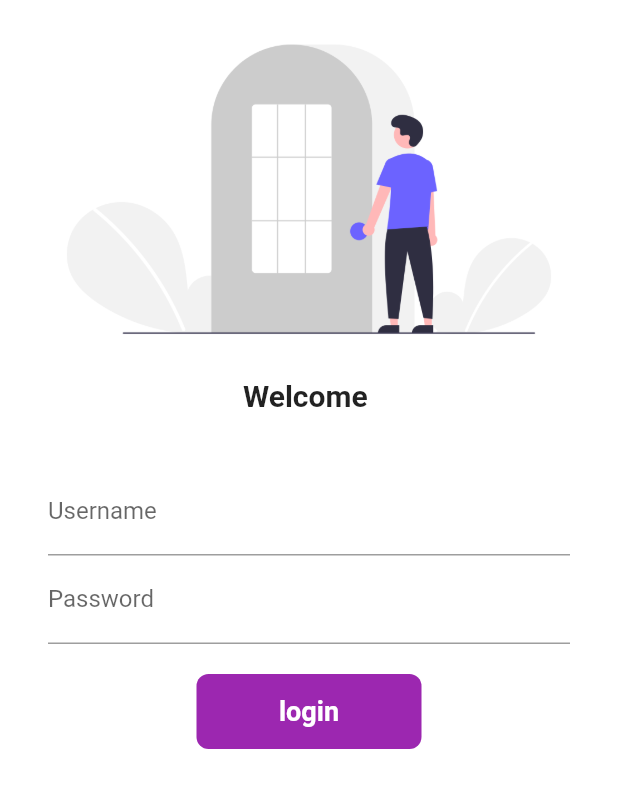
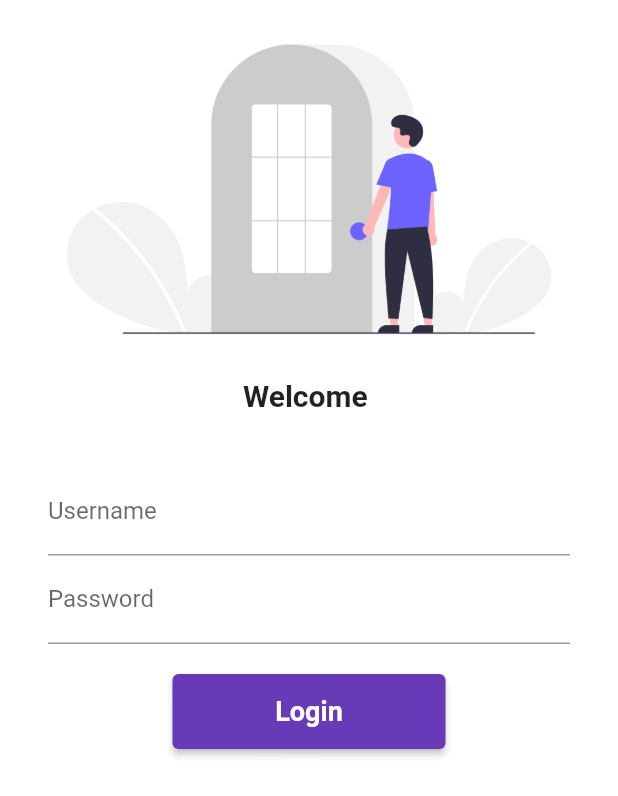
Before and after one commit to ISH2YU/FLutter-30Days, a Flutter app: the screen it shows after launch, on a phone screen of 412 x 824 dp. Shown: the top 796 px of the screen. Run offline on Flutter 3.47's test engine with Material 2 defaults, Android fonts, the phone set to English and light mode, and no system bars; our stand-ins replace google_fonts.

Commit message:
day-7 done

```diff
--- a/lib/pages/loginpage.dart
+++ b/lib/pages/loginpage.dart
@@ -14,12 +14,29 @@ class _LoginPageState extends State<LoginPage> {
   String username = "";
   String password = "";
   bool changeButton = false;
+  final _formKey = GlobalKey<FormState>();
+
+  movetohome(BuildContext context) async {
+    // Validate the form
+    if (_formKey.currentState?.validate() ?? false) {
+      setState(() {
+        changeButton = true;
+      });
+      await Future.delayed(Duration(seconds: 1));
+      await Navigator.pushNamed(context, HomePage.id);
+      setState(() {
+        changeButton = false;
+      });
+    }
+  }
 
   @override
   Widget build(BuildContext context) {
     return Material(
       color: Colors.white,
       child: SingleChildScrollView(
+        child: Form(
+          key: _formKey,
           child: Column(
             children: [
               Image.asset(
@@ -46,6 +63,12 @@ class _LoginPageState extends State<LoginPage> {
                         hintText: 'Enter Username',
                         labelText: 'Username',
                       ),
+                      validator: (value) {
+                        if (value == null || value.isEmpty) {
+                          return "Username cannot be empty";
+                        }
+                        return null;
+                      },
                       onChanged: (value) {
                         setState(() {
                           username = value;
@@ -53,12 +76,19 @@ class _LoginPageState extends State<LoginPage> {
                       },
                     ),
                     TextFormField(
-                    obscureText:
-                        true, // Set this to true to display dots for the password
+                      obscureText: true,
                       decoration: InputDecoration(
                         hintText: 'Enter Password',
                         labelText: 'Password',
                       ),
+                      validator: (value) {
+                        if (value == null || value.isEmpty) {
+                          return "Password cannot be empty";
+                        } else if (value.length < 6) {
+                          return "Password should be longer than 6 letters";
+                        }
+                        return null;
+                      },
                       onChanged: (value) {
                         setState(() {
                           password = value;
@@ -66,15 +96,8 @@ class _LoginPageState extends State<LoginPage> {
                       },
                     ),
                     SizedBox(height: 20),
-
-                  InkWell(
-                    onTap: () async {
-                      setState(() {
-                        changeButton = true;
-                      });
-                      await Future.delayed(Duration(seconds: 1));
-                      Navigator.pushNamed(context, HomePage.id);
-                    },
+                    ElevatedButton(
+                      onPressed: () => movetohome(context),
                       child: AnimatedContainer(
                         duration: Duration(seconds: 1),
                         width: changeButton ? 50 : 150,
@@ -86,35 +109,22 @@ class _LoginPageState extends State<LoginPage> {
                                 color: Colors.white,
                               )
                             : Text(
-                              "login",
+                                "Login",
                                 style: TextStyle(
                                   color: Colors.white,
                                   fontWeight: FontWeight.bold,
                                   fontSize: 18,
                                 ),
                               ),
-                      decoration: BoxDecoration(
-                        color: Colors.purple,
-                        // shape:
-                        //     changeButton ? BoxShape.circle : BoxShape.rectangle,
-                        borderRadius:
-                            BorderRadius.circular(changeButton ? 50 : 8),
                       ),
                     ),
-                  )
-
-                  // ElevatedButton(
-                  //   child: Text("Login"),
-                  //   onPressed: () {
-                  //     Navigator.pushNamed(context, HomePage.id);
-                  //   },
-                  // )
                   ],
                 ),
               ),
             ],
           ),
         ),
+      ),
     );
   }
 }
```
Lines whose indentation alone changed are shown as unchanged.
